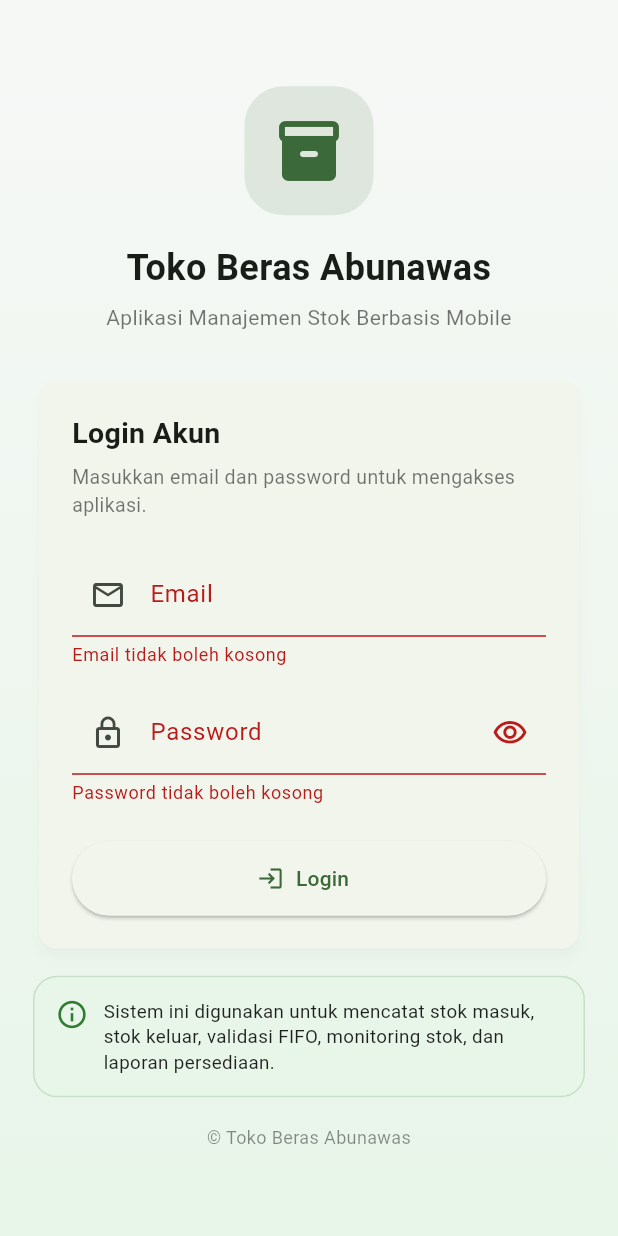
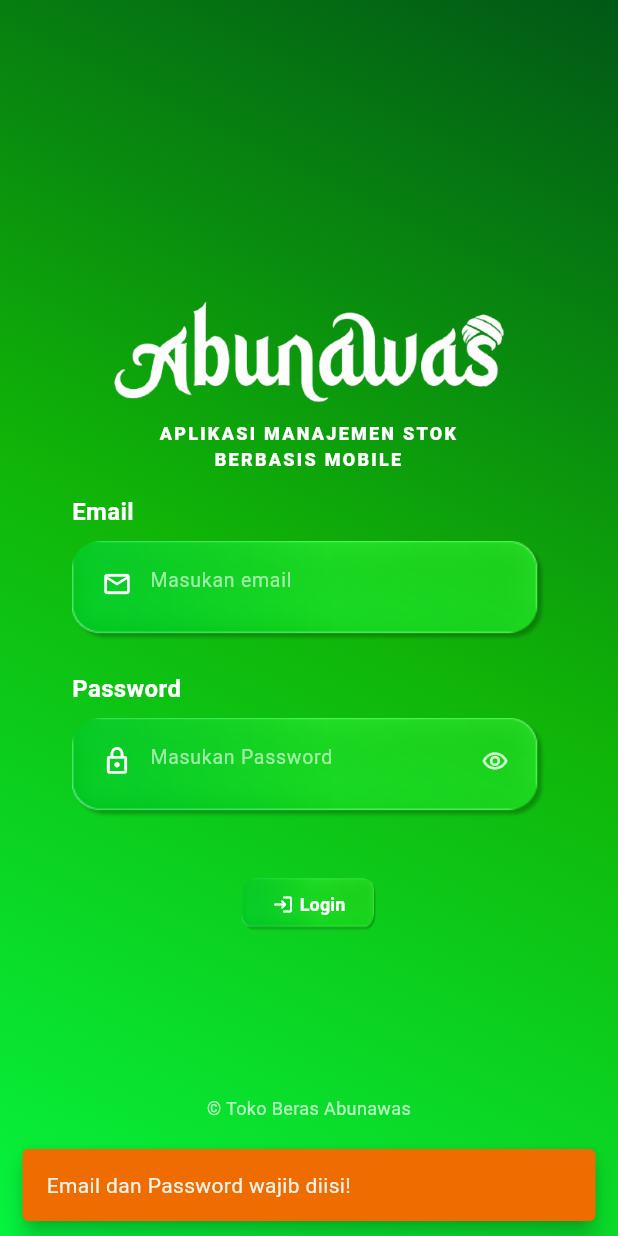
Before and after one commit to Bayusukmoadji/toko_abunawas_apk, a Flutter app: the screen it shows after launch, after a tap on "Login", on a phone screen of 412 x 824 dp. Run offline on Flutter 3.47's test engine with Material 3 defaults, Android fonts, the phone set to English and light mode, and no system bars; our stand-ins replace cloud_firestore, firebase_auth, firebase_core, flutter_svg, pdf, printing and 1 more; missing offline and left inert: mobile_scanner; accounts and stored records are empty.

Commit message:
first commit

```diff
--- a/lib/features/auth/login_page.dart
+++ b/lib/features/auth/login_page.dart
@@ -30,12 +30,21 @@ class _LoginPageState extends State<LoginPage> {
     super.dispose();
   }
 
+  // --- LOGIKA LOGIN DENGAN SNACKBAR ALERT ---
   Future<void> _handleLogin() async {
-    if (!_formKey.currentState!.validate()) return;
+    if (!_formKey.currentState!.validate()) {
+      ScaffoldMessenger.of(context).showSnackBar(
+        SnackBar(
+          content: const Text('Email dan Password wajib diisi!'),
+          backgroundColor: Colors.orange.shade800,
+          behavior: SnackBarBehavior.floating,
+          duration: const Duration(seconds: 2),
+        ),
+      );
+      return;
+    }
 
-    setState(() {
-      _isLoading = true;
-    });
+    setState(() => _isLoading = true);
 
     try {
       final credential = await _authService.signInWithEmailPassword(
@@ -44,15 +53,10 @@ class _LoginPageState extends State<LoginPage> {
       );
 
       final uid = credential.user?.uid;
-      if (uid == null) {
-        throw Exception('UID user tidak ditemukan.');
-      }
+      if (uid == null) throw Exception('UID user tidak ditemukan.');
 
       final AppUserModel? appUser = await _userRepository.getUserByUid(uid);
-
-      if (appUser == null) {
-        throw Exception('Data profil user tidak ditemukan di Firestore.');
-      }
+      if (appUser == null) throw Exception('Data profil tidak ditemukan.');
 
       if (!appUser.isActive) {
         await _authService.signOut();
@@ -60,215 +64,129 @@ class _LoginPageState extends State<LoginPage> {
       }
 
       if (!mounted) return;
-
       Navigator.pushReplacement(
         context,
-        MaterialPageRoute(
-          builder: (context) => DashboardPage(user: appUser),
-        ),
+        MaterialPageRoute(builder: (context) => DashboardPage(user: appUser)),
       );
     } catch (e) {
       if (!mounted) return;
-
       ScaffoldMessenger.of(context).showSnackBar(
         SnackBar(
           content: Text(e.toString().replaceFirst('Exception: ', '')),
-          backgroundColor: Colors.red,
+          backgroundColor: Colors.redAccent,
+          behavior: SnackBarBehavior.floating,
+          shape:
+              RoundedRectangleBorder(borderRadius: BorderRadius.circular(10)),
         ),
       );
     } finally {
-      if (mounted) {
-        setState(() {
-          _isLoading = false;
-        });
-      }
+      if (mounted) setState(() => _isLoading = false);
     }
   }
 
-  Widget _buildLogoSection(BuildContext context) {
-    final primaryColor = Theme.of(context).colorScheme.primary;
-
+  // --- WIDGET LOGO ---
+  Widget _buildLogoSection() {
     return Column(
       children: [
-        Container(
-          width: 86,
-          height: 86,
-          decoration: BoxDecoration(
-            color: primaryColor.withOpacity(0.12),
-            borderRadius: BorderRadius.circular(26),
-          ),
-          child: Icon(
-            Icons.inventory_2_rounded,
-            size: 48,
-            color: primaryColor,
+        Transform.translate(
+          offset: const Offset(0, 42),
+          child: Image.asset(
+            'assets/images/logo.png',
+            width: 364,
+            height: 199,
+            fit: BoxFit.contain,
           ),
         ),
-        const SizedBox(height: 18),
-        const Text(
-          'Toko Beras Abunawas',
+        Transform.translate(
+          offset: const Offset(0, -15),
+          child: const Text(
+            'APLIKASI MANAJEMEN STOK\nBERBASIS MOBILE',
             textAlign: TextAlign.center,
             style: TextStyle(
-            fontSize: 24,
-            fontWeight: FontWeight.bold,
+              fontSize: 12,
+              fontWeight: FontWeight.w800,
+              color: Colors.white,
+              letterSpacing: 1.5,
+              height: 1.4,
             ),
-        ),
-        const SizedBox(height: 6),
-        const Text(
-          'Aplikasi Manajemen Stok Berbasis Mobile',
-          textAlign: TextAlign.center,
-          style: TextStyle(
-            fontSize: 14,
-            color: Colors.black54,
           ),
         ),
       ],
     );
   }
 
-  Widget _buildLoginCard(BuildContext context) {
-    return Card(
-      elevation: 3,
-      shadowColor: Colors.black.withOpacity(0.12),
-      child: Padding(
-        padding: const EdgeInsets.all(22),
-        child: Form(
-          key: _formKey,
+  // --- WIDGET INPUT FIELD ---
+  Widget _buildGlassInputField({
+    required String label,
+    required String hintText,
+    required IconData icon,
+    required TextEditingController controller,
+    bool isPassword = false,
+    String? Function(String?)? validator,
+  }) {
+    return Center(
+      child: SizedBox(
+        width: 316,
         child: Column(
-            crossAxisAlignment: CrossAxisAlignment.stretch,
+          crossAxisAlignment: CrossAxisAlignment.start,
           children: [
-              const Text(
-                'Login Akun',
-                style: TextStyle(
-                  fontSize: 19,
-                  fontWeight: FontWeight.bold,
+            Text(
+              label,
+              style: const TextStyle(
+                  color: Colors.white,
+                  fontSize: 16,
+                  fontWeight: FontWeight.bold),
             ),
+            const SizedBox(height: 8),
+            SizedBox(
+              height: 67,
+              child: Stack(
+                alignment: Alignment.center,
+                children: [
+                  Positioned.fill(
+                    child: Image.asset('assets/login/glasscard.png',
+                        fit: BoxFit.fill),
                   ),
-              const SizedBox(height: 6),
-              const Text(
-                'Masukkan email dan password untuk mengakses aplikasi.',
-                style: TextStyle(
-                  fontSize: 13,
-                  color: Colors.black54,
+                  TextFormField(
+                    controller: controller,
+                    obscureText: isPassword ? _obscurePassword : false,
+                    style: const TextStyle(color: Colors.white, fontSize: 14),
+                    decoration: InputDecoration(
+                      hintText: hintText,
+                      hintStyle: TextStyle(
+                          color: Colors.white.withOpacity(0.6), fontSize: 13),
+                      prefixIcon: Padding(
+                        padding: const EdgeInsets.only(left: 12.0, bottom: 4.0),
+                        child: Icon(icon, color: Colors.white, size: 20),
                       ),
-              ),
-              const SizedBox(height: 22),
-              TextFormField(
-                controller: _emailController,
-                keyboardType: TextInputType.emailAddress,
-                textInputAction: TextInputAction.next,
-                decoration: const InputDecoration(
-                  labelText: 'Email',
-                  prefixIcon: Icon(Icons.email_outlined),
-                ),
-                validator: (value) {
-                  if (value == null || value.trim().isEmpty) {
-                    return 'Email tidak boleh kosong';
-                  }
-
-                  if (!value.contains('@')) {
-                    return 'Format email tidak valid';
-                  }
-
-                  return null;
-                },
-              ),
-              const SizedBox(height: 16),
-              TextFormField(
-                controller: _passwordController,
-                obscureText: _obscurePassword,
-                textInputAction: TextInputAction.done,
-                onFieldSubmitted: (_) {
-                  if (!_isLoading) {
-                    _handleLogin();
-                  }
-                },
-                decoration: InputDecoration(
-                  labelText: 'Password',
-                  prefixIcon: const Icon(Icons.lock_outline),
-                  suffixIcon: IconButton(
+                      suffixIcon: isPassword
+                          ? Padding(
+                              padding: const EdgeInsets.only(
+                                  right: 10.0, bottom: 4.0),
+                              child: IconButton(
                                 icon: Icon(
                                   _obscurePassword
                                       ? Icons.visibility_outlined
                                       : Icons.visibility_off_outlined,
+                                  color: Colors.white.withOpacity(0.8),
+                                  size: 18,
                                 ),
-                    onPressed: () {
-                      setState(() {
-                        _obscurePassword = !_obscurePassword;
-                      });
-                    },
-                  ),
-                ),
-                validator: (value) {
-                  if (value == null || value.trim().isEmpty) {
-                    return 'Password tidak boleh kosong';
-                  }
-
-                  if (value.length < 6) {
-                    return 'Password minimal 6 karakter';
-                  }
-
-                  return null;
-                },
-              ),
-              const SizedBox(height: 24),
-              SizedBox(
-                height: 50,
-                child: ElevatedButton.icon(
-                  onPressed: _isLoading ? null : _handleLogin,
-                  icon: _isLoading
-                      ? const SizedBox(
-                          width: 18,
-                          height: 18,
-                          child: CircularProgressIndicator(
-                            strokeWidth: 2.4,
-                            valueColor: AlwaysStoppedAnimation<Color>(
-                              Colors.white,
-                            ),
+                                onPressed: () => setState(
+                                    () => _obscurePassword = !_obscurePassword),
                               ),
                             )
-                      : const Icon(Icons.login),
-                  label: Text(
-                    _isLoading ? 'Memproses...' : 'Login',
+                          : null,
+                      border: InputBorder.none,
+                      contentPadding: const EdgeInsets.fromLTRB(22, 18, 16, 26),
+                      errorStyle: const TextStyle(height: 0, fontSize: 0),
                     ),
+                    validator: validator,
+                  ),
+                ],
               ),
             ),
           ],
         ),
-        ),
-      ),
-    );
-  }
-
-  Widget _buildInfoCard() {
-    return Container(
-      padding: const EdgeInsets.all(14),
-      decoration: BoxDecoration(
-        color: const Color(0xFFE8F5E9),
-        borderRadius: BorderRadius.circular(16),
-        border: Border.all(
-          color: const Color(0xFF2E7D32).withOpacity(0.18),
-        ),
-      ),
-      child: const Row(
-        crossAxisAlignment: CrossAxisAlignment.start,
-        children: [
-          Icon(
-            Icons.info_outline,
-            color: Color(0xFF2E7D32),
-            size: 22,
-          ),
-          SizedBox(width: 10),
-          Expanded(
-            child: Text(
-              'Sistem ini digunakan untuk mencatat stok masuk, stok keluar, validasi FIFO, monitoring stok, dan laporan persediaan.',
-              style: TextStyle(
-                fontSize: 12.5,
-                color: Colors.black87,
-                height: 1.35,
-              ),
-            ),
-          ),
-        ],
       ),
     );
   }
@@ -276,40 +194,116 @@ class _LoginPageState extends State<LoginPage> {
   @override
   Widget build(BuildContext context) {
     return Scaffold(
-      body: SafeArea(
-        child: Container(
+      body: Container(
         width: double.infinity,
+        height: double.infinity,
         decoration: const BoxDecoration(
           gradient: LinearGradient(
-              colors: [
-                Color(0xFFF6F8F6),
-                Color(0xFFE8F5E9),
-              ],
-              begin: Alignment.topCenter,
-              end: Alignment.bottomCenter,
+            begin: Alignment.topRight,
+            end: Alignment.bottomLeft,
+            colors: [Color(0xFF015816), Color(0xFF10B508), Color(0xFF06F43E)],
+            stops: [0.0, 0.49, 1.0],
           ),
         ),
+        child: SafeArea(
           child: Center(
             child: SingleChildScrollView(
-              padding: const EdgeInsets.all(22),
-              child: ConstrainedBox(
-                constraints: const BoxConstraints(maxWidth: 420),
+              padding: const EdgeInsets.symmetric(horizontal: 32, vertical: 24),
+              child: Form(
+                key: _formKey,
                 child: Column(
+                  mainAxisAlignment: MainAxisAlignment.center,
                   crossAxisAlignment: CrossAxisAlignment.stretch,
                   children: [
-                    _buildLogoSection(context),
-                    const SizedBox(height: 28),
-                    _buildLoginCard(context),
-                    const SizedBox(height: 14),
-                    _buildInfoCard(),
-                    const SizedBox(height: 18),
+                    const SizedBox(height: 20),
+                    _buildLogoSection(),
+                    const SizedBox(height: 0),
+
+                    _buildGlassInputField(
+                      label: 'Email',
+                      hintText: 'Masukan email',
+                      icon: Icons.email_outlined,
+                      controller: _emailController,
+                      validator: (value) => value!.isEmpty ? "" : null,
+                    ),
+                    const SizedBox(height: 20),
+
+                    _buildGlassInputField(
+                      label: 'Password',
+                      hintText: 'Masukan Password',
+                      icon: Icons.lock_outline,
+                      controller: _passwordController,
+                      isPassword: true,
+                      validator: (value) => value!.isEmpty ? "" : null,
+                    ),
+                    const SizedBox(height: 40),
+
+                    // --- TOMBOL LOGIN (ANIMASI MENYUSUT & RADIUS 10) ---
+                    Center(
+                      child: AnimatedContainer(
+                        duration: const Duration(milliseconds: 300),
+                        curve: Curves.easeInOut,
+                        height: 35,
+                        // LEBAR DINAMIS: Mengecil jadi 45 saat loading, kembali 90 saat selesai
+                        width: _isLoading ? 45 : 90,
+                        child: ClipRRect(
+                          borderRadius: BorderRadius.circular(10),
+                          child: Stack(
+                            alignment: Alignment.center,
+                            children: [
+                              Positioned.fill(
+                                child: Image.asset(
+                                  'assets/login/glasscard.png',
+                                  fit: BoxFit.fill,
+                                ),
+                              ),
+                              ElevatedButton(
+                                onPressed: _isLoading ? null : _handleLogin,
+                                style: ElevatedButton.styleFrom(
+                                  backgroundColor: Colors.transparent,
+                                  shadowColor: Colors.transparent,
+                                  padding: EdgeInsets.zero,
+                                  shape: RoundedRectangleBorder(
+                                    borderRadius: BorderRadius.circular(10),
+                                  ),
+                                ),
+                                child: _isLoading
+                                    ? const SizedBox(
+                                        width: 18,
+                                        height: 18,
+                                        child: CircularProgressIndicator(
+                                          strokeWidth: 2.5,
+                                          valueColor:
+                                              AlwaysStoppedAnimation<Color>(
+                                                  Colors.white),
+                                        ),
+                                      )
+                                    : const Row(
+                                        mainAxisAlignment:
+                                            MainAxisAlignment.center,
+                                        children: [
+                                          Icon(Icons.login_rounded,
+                                              size: 14, color: Colors.white),
+                                          SizedBox(width: 4),
+                                          Text('Login',
+                                              style: TextStyle(
+                                                  color: Colors.white,
+                                                  fontWeight: FontWeight.bold,
+                                                  fontSize: 12)),
+                                        ],
+                                      ),
+                              ),
+                            ],
+                          ),
+                        ),
+                      ),
+                    ),
+
+                    const SizedBox(height: 110),
                     const Text(
                       '© Toko Beras Abunawas',
                       textAlign: TextAlign.center,
-                      style: TextStyle(
-                        fontSize: 12,
-                        color: Colors.black45,
-                      ),
+                      style: TextStyle(fontSize: 12, color: Colors.white70),
                     ),
                   ],
                 ),
--- a/lib/features/stock_in/stock_in_page.dart
+++ b/lib/features/stock_in/stock_in_page.dart
@@ -185,11 +185,11 @@ class _StockInPageState extends State<StockInPage> {
         _selectedDate = DateTime.now();
       });
 
-      // 2. Tampilkan Alert Sukses
+      // 2. Tampilkan Alert Sukses (Linter Fix: menggunakan const Row)
       ScaffoldMessenger.of(context).showSnackBar(
         SnackBar(
-          content: Row(
-            children: const [
+          content: const Row(
+            children: [
               Icon(Icons.check_circle_outline, color: Colors.white),
               SizedBox(width: 12),
               Expanded(
@@ -203,7 +203,7 @@ class _StockInPageState extends State<StockInPage> {
               ),
             ],
           ),
-          backgroundColor: const Color(0xFF038E1B), // Warna hijau tema
+          backgroundColor: const Color(0xFF038E1B),
           behavior: SnackBarBehavior.floating,
           shape:
               RoundedRectangleBorder(borderRadius: BorderRadius.circular(12)),
@@ -246,7 +246,6 @@ class _StockInPageState extends State<StockInPage> {
       {Widget? suffixIcon, String? suffixText, bool hasError = false}) {
     Widget? combinedSuffix;
 
-    // Gabungkan Teks Error, Suffix Text (karung), dan Suffix Icon (dropdown/kalender) menjadi satu baris sejajar
     if (hasError || suffixIcon != null || suffixText != null) {
       combinedSuffix = Row(
         mainAxisSize: MainAxisSize.min,
@@ -451,13 +450,11 @@ class _StockInPageState extends State<StockInPage> {
                         style: fieldTextStyle,
                         decoration: _customFieldDecoration(
                           'Jumlah Stok Masuk',
-                          // Menampilkan karung HANYA jika form tidak kosong
                           suffixText:
                               _qtyController.text.isNotEmpty ? 'karung' : null,
                           hasError: _hasErrorQty,
                         ),
                         onChanged: (val) {
-                          // Selalu panggil setState agar UI bisa membaca apakah text form kosong atau tidak
                           setState(() {
                             _hasErrorQty = false;
                           });
--- a/pubspec.yaml
+++ b/pubspec.yaml
@@ -70,6 +70,7 @@ flutter:
   assets:
       - assets/images/
       - assets/stockin/
+      - assets/login/
 
 
 
```
Also changed, not shown: assets/login/glasscard.png (added). Lines whose indentation alone changed are shown as unchanged.
